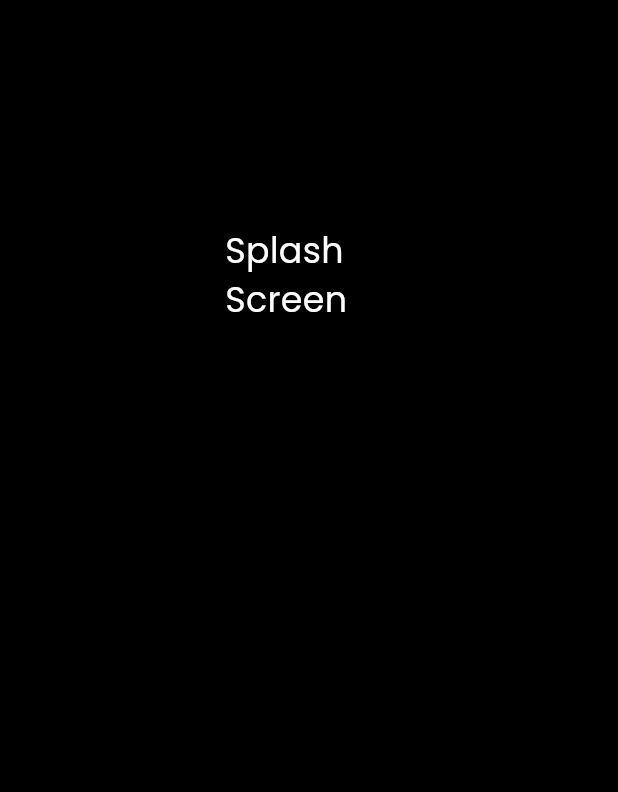
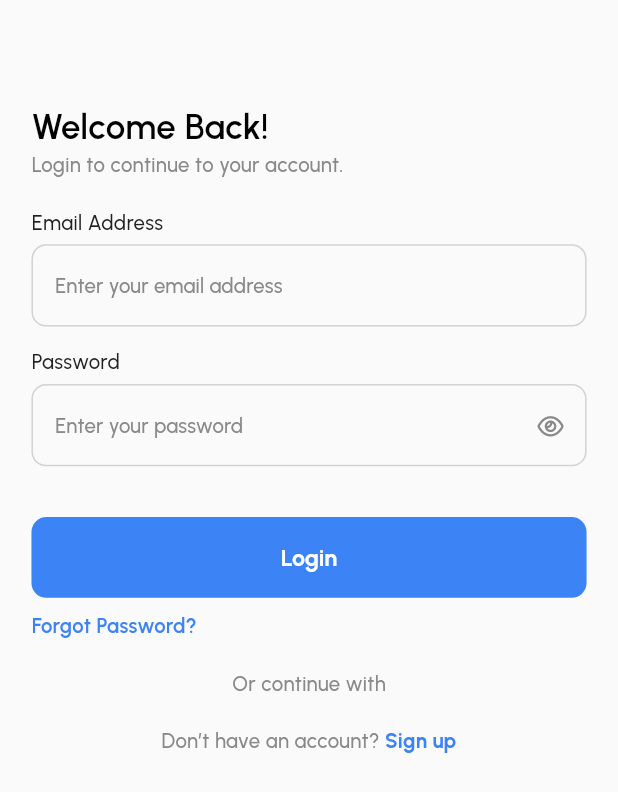
Before and after one commit to Hassaan-Rajwani/Fix-Master, a Flutter app: the screen it shows after launch, on a phone screen of 412 x 824 dp. Shown: the top 792 px of the screen. Run offline on Flutter 3.47's test engine with Material 3 defaults, Android fonts, the phone set to English and light mode, and no system bars; our stand-ins replace flutter_screenutil, font_awesome_flutter, get, google_fonts.

Commit message:
fix: changes

```diff
--- /dev/null
+++ b/lib/pages/auth/login_screen.dart
@@ -0,0 +1,131 @@
+import 'package:fix_master/utils/color_constant.dart';
+import 'package:fix_master/utils/font_constant.dart';
+import 'package:fix_master/widgets/app_button.dart';
+import 'package:fix_master/widgets/app_input.dart';
+import 'package:flutter/material.dart';
+import 'package:flutter_screenutil/flutter_screenutil.dart';
+
+class LoginScreen extends StatefulWidget {
+  const LoginScreen({super.key});
+
+  @override
+  State<LoginScreen> createState() => _LoginScreenState();
+}
+
+class _LoginScreenState extends State<LoginScreen> {
+  @override
+  Widget build(BuildContext context) {
+    return Scaffold(
+      body: Container(
+        padding: EdgeInsets.only(top: 70.h),
+        margin: EdgeInsets.symmetric(horizontal: 20.w),
+        child: SingleChildScrollView(
+          child: Column(
+            crossAxisAlignment: CrossAxisAlignment.start,
+            children: [
+              Text(
+                'Welcome Back!',
+                style: appFont(
+                  fontWeight: FontWeight.w600,
+                  fontSize: 24,
+                  color: Colors.black,
+                ),
+              ),
+              Text(
+                'Login to continue to your account.',
+                style: appFont(
+                  fontWeight: FontWeight.w500,
+                  color: AppColor.secondaryTextColor,
+                ),
+              ),
+              20.verticalSpace,
+              // Obx(
+              //   () =>
+              AppInput(
+                label: 'Email Address',
+                placeHolder: 'Enter your email address',
+                horizontalMargin: 0,
+                // controller: sc.emailController.value,
+                // validator: (email) => emailValidator(email!),
+              ),
+              // ),
+              // Obx(
+              //   () =>
+              AppInput(
+                label: 'Password',
+                placeHolder: 'Enter your password',
+                horizontalMargin: 0,
+                showPasswordIcon: true,
+                // obscureText: sc.showPassword.value,
+                // onTap: sc.toggleShowPassword,
+                // controller: sc.passwordController.value,
+                // validator: (password) => passwordValidator(password.toString()),
+              ),
+              // ),
+              20.verticalSpace,
+              AppButton(
+                text: 'Login',
+                horizontalMargin: 0,
+                onPress: () {
+                  // sc.onLogin();
+                },
+              ),
+              10.verticalSpace,
+              GestureDetector(
+                onTap: () {
+                  // Get.to(() => ForgotPasswordScreen());
+                },
+                child: Text(
+                  'Forgot Password?',
+                  style: appFont(
+                    fontWeight: FontWeight.w600,
+                    color: AppColor.primaryColor,
+                  ),
+                ),
+              ),
+              20.verticalSpace,
+              Center(
+                child: Text(
+                  'Or continue with',
+                  style: appFont(
+                    fontWeight: FontWeight.w500,
+                    color: AppColor.secondaryTextColor,
+                  ),
+                ),
+              ),
+              20.verticalSpace,
+              Center(
+                child: GestureDetector(
+                  onTap: () {
+                    // Get.to(() => SignupScreen());
+                  },
+                  child: Text.rich(
+                    textAlign: TextAlign.center,
+                    TextSpan(
+                      children: [
+                        TextSpan(
+                          text: 'Don’t have an account? ',
+                          style: appFont(
+                            fontWeight: FontWeight.w500,
+                            color: AppColor.secondaryTextColor,
+                          ),
+                        ),
+                        TextSpan(
+                          text: 'Sign up',
+                          style: appFont(
+                            color: AppColor.primaryColor,
+                            fontWeight: FontWeight.bold,
+                          ),
+                        ),
+                      ],
+                    ),
+                  ),
+                ),
+              ),
+            ],
+          ),
+        ),
+      ),
+    );
+  }
+}
--- a/lib/pages/auth/splash_screen.dart
+++ b/lib/pages/auth/splash_screen.dart
@@ -1,5 +1,7 @@
+import 'package:fix_master/pages/auth/login_screen.dart';
 import 'package:flutter/material.dart';
 import 'package:flutter_screenutil/flutter_screenutil.dart';
+import 'package:get/get.dart';
 
 class SplashScreen extends StatefulWidget {
   const SplashScreen({super.key});
@@ -10,17 +12,49 @@ class SplashScreen extends StatefulWidget {
 
 class _SplashScreenState extends State<SplashScreen> {
   @override
+  initState() {
+    super.initState();
+    changeScreen();
+  }
+
+  changeScreen() async {
+    // final isToken = await getDataFromStorage(StorageKeys.token);
+    // Future.delayed(
+    //   Duration(milliseconds: 1000),
+    //   () async {
+    //     await getDataFromStorage(StorageKeys.onboardingDone).then((
+    //       value,
+    //     ) async {
+    //       if (value == 'true') {
+    //         if (isToken != null) {
+    //           GlobalVariable.jwtToken = isToken;
+    //           await sc.autoLogin();
+    //         } else {
+    //           Get.offAll(() => const TypeOfAcc());
+    //         }
+    //       } else {
+    //         Get.offAll(() => const OnboardingScreen());
+    //       }
+    //     });
+    //   },
+    // );
+
+    Future.delayed(const Duration(milliseconds: 1000), () {
+      Get.offAll(() => const LoginScreen());
+    });
+  }
+
+  @override
   Widget build(BuildContext context) {
     return Scaffold(
       body: Container(
         width: 1.sw,
         height: 1.sh,
-        color: Colors.black,
-        child: Padding(
-          padding: const EdgeInsets.all(150),
+        color: Colors.white,
+        child: Center(
           child: Text(
             'Splash Screen',
-            style: TextStyle(color: Colors.white, fontSize: 24.sp),
+            style: TextStyle(color: Colors.black, fontSize: 24.sp),
           ),
         ),
       ),
--- /dev/null
+++ b/lib/utils/color_constant.dart
@@ -0,0 +1,18 @@
+import 'package:flutter/cupertino.dart';
+
+class AppColor {
+  static const Color primaryColor = Color(0xff3C83F6);
+  static const Color secondaryColor = Color(0xffA8E6CF);
+  static const Color secondaryColor600 = Color(0xff99D1BC);
+  static const Color textColor = Color(0xff212121);
+  static const Color secondaryTextColor = Color(0xff898989);
+  static const Color bgColor = Color(0xffF5F7FA);
+  static const Color inputBorderColor = Color(0xffD2D2D2);
+  static const Color yellowColor = Color(0xffFFC300);
+  static const Color greenColor = Color(0xff16A34A);
+  static const Color blueColor = Color(0xff2196F3);
+  static const Color errorColor = Color(0xffE53935);
+  static const Color chatInputColor = Color(0xffEEEEEE);
+  static const Color whiteColor = Color(0xffffffff);
+  static const Color unSelectedColor = Color(0xff999999);
+}
--- /dev/null
+++ b/lib/utils/font_constant.dart
@@ -0,0 +1,22 @@
+import 'package:flutter/material.dart';
+import 'package:flutter_screenutil/flutter_screenutil.dart';
+import 'package:google_fonts/google_fonts.dart';
+import 'package:fix_master/utils/color_constant.dart';
+
+TextStyle appFont({
+  FontWeight fontWeight = FontWeight.normal,
+  double fontSize = 14.0,
+  Color color = AppColor.textColor,
+  TextDecoration decoration = TextDecoration.none,
+  Color decorationColor = AppColor.textColor,
+}) {
+  return GoogleFonts.urbanist(
+    textStyle: TextStyle(
+      fontWeight: fontWeight,
+      color: color,
+      fontSize: fontSize.sp,
+      decoration: decoration,
+      decorationColor: decorationColor,
+    ),
+  );
+}
--- /dev/null
+++ b/lib/widgets/app_button.dart
@@ -0,0 +1,100 @@
+import 'package:flutter/material.dart';
+import 'package:flutter_screenutil/flutter_screenutil.dart';
+import 'package:fix_master/utils/color_constant.dart';
+import 'package:fix_master/utils/font_constant.dart';
+
+class AppButton extends StatelessWidget {
+  const AppButton({
+    required this.text,
+    this.onPress,
+    this.backgroundColor = AppColor.primaryColor,
+    this.buttonLoader = false,
+    this.textColor = AppColor.whiteColor,
+    this.horizontalMargin = 20,
+    this.verticalMargin = 18,
+    this.minWidth = 390.0,
+    this.borderColor,
+    this.showIcon = false,
+    this.icon,
+    this.borderRadius = 10,
+    super.key,
+  });
+
+  final VoidCallback? onPress;
+  final String text;
+  final Color? backgroundColor;
+  final Color? textColor;
+  final bool? buttonLoader;
+  final double? horizontalMargin;
+  final double? verticalMargin;
+  final double? borderRadius;
+  final double minWidth;
+  final Color? borderColor;
+  final Widget? icon;
+  final bool? showIcon;
+
+  @override
+  Widget build(BuildContext context) {
+    return Container(
+      margin: EdgeInsets.symmetric(horizontal: horizontalMargin!.w),
+      decoration: BoxDecoration(
+        borderRadius: BorderRadius.circular(borderRadius!),
+      ),
+      child: LayoutBuilder(
+        builder: (BuildContext context, BoxConstraints constraints) {
+          return ElevatedButton(
+            style: ElevatedButton.styleFrom(
+              disabledBackgroundColor: backgroundColor,
+              backgroundColor: backgroundColor,
+              shape: RoundedRectangleBorder(
+                side: BorderSide(color: borderColor ?? Colors.transparent),
+                borderRadius: BorderRadius.circular(borderRadius!),
+              ),
+              textStyle: appFont(fontWeight: FontWeight.w700, fontSize: 16),
+              padding: EdgeInsets.symmetric(vertical: verticalMargin!.h),
+              elevation: 0,
+              minimumSize: Size(minWidth == 0 ? 0 : minWidth, 0),
+            ),
+            onPressed: buttonLoader! ? null : onPress,
+            child: buttonLoader!
+                ? const SizedBox(
+                    height: 20,
+                    width: 20,
+                    child: CircularProgressIndicator(color: Colors.white),
+                  )
+                : showIcon! == false
+                ? Padding(
+                    padding: EdgeInsets.symmetric(horizontal: 15.w),
+                    child: Text(
+                      text,
+                      style: appFont(
+                        fontWeight: FontWeight.w700,
+                        fontSize: 16,
+                        color: textColor!,
+                      ),
+                    ),
+                  )
+                : Padding(
+                    padding: EdgeInsets.symmetric(horizontal: 15.w),
+                    child: Row(
+                      mainAxisAlignment: MainAxisAlignment.center,
+                      children: [
+                        icon!,
+                        5.horizontalSpace,
+                        Text(
+                          text,
+                          style: appFont(
+                            fontSize: 16,
+                            fontWeight: FontWeight.w700,
+                            color: textColor!,
+                          ),
+                        ),
+                      ],
+                    ),
+                  ),
+          );
+        },
+      ),
+    );
+  }
+}
--- /dev/null
+++ b/lib/widgets/app_input.dart
@@ -0,0 +1,209 @@
+import 'package:flutter/material.dart';
+import 'package:flutter/services.dart';
+import 'package:flutter_screenutil/flutter_screenutil.dart';
+import 'package:font_awesome_flutter/font_awesome_flutter.dart';
+import 'package:fix_master/utils/color_constant.dart';
+import 'package:fix_master/utils/font_constant.dart';
+
+class AppInput extends StatelessWidget {
+  const AppInput({
+    required this.placeHolder,
+    this.error = '',
+    this.label = '',
+    this.keyboardType,
+    this.controller,
+    this.showPasswordIcon = false,
+    this.onTap,
+    this.obscureText = false,
+    this.validator,
+    this.enabled,
+    this.horizontalMargin = 20,
+    this.borderRadius = 10,
+    this.bottomMargin = 15,
+    this.verticalPadding = 18,
+    this.maxLines = 1,
+    this.maxLenght = 100,
+    this.prefixIcon,
+    this.postfixIcon,
+    this.onChanged,
+    this.onEnventSumbit,
+    this.textarea = true,
+    this.backColor,
+    this.inputWidth,
+    this.onInputTap,
+    this.minLine,
+    this.focusNode,
+    this.isCounterText = false,
+    this.isAutoFocus = false,
+    this.readOnly = false,
+    this.borderColor = AppColor.inputBorderColor,
+    this.focusborderColor = AppColor.primaryColor,
+    this.inputFormatters = const [],
+    super.key,
+  });
+
+  final String placeHolder;
+  final String? label;
+  final TextInputType? keyboardType;
+  final TextEditingController? controller;
+  final bool? showPasswordIcon;
+  final VoidCallback? onTap;
+  final bool? obscureText;
+  final String? Function(String?)? validator;
+  final void Function(String)? onChanged;
+  final void Function(String)? onEnventSumbit;
+  final bool? enabled;
+  final double? horizontalMargin;
+  final double? bottomMargin;
+  final double? verticalPadding;
+  final double? borderRadius;
+  final double? inputWidth;
+  final int? maxLines;
+  final int? maxLenght;
+  final Widget? prefixIcon;
+  final Widget? postfixIcon;
+  final String error;
+  final bool textarea;
+  final Color? backColor;
+  final bool isCounterText;
+  final bool isAutoFocus;
+  final Color? borderColor;
+  final Color? focusborderColor;
+  final VoidCallback? onInputTap;
+  final bool readOnly;
+  final FocusNode? focusNode;
+  final int? minLine;
+  final List<TextInputFormatter>? inputFormatters;
+
+  @override
+  Widget build(BuildContext context) {
+    final customInputDecoration = InputDecoration(
+      prefixIcon: prefixIcon,
+      counterText: isCounterText ? null : '',
+      filled: true,
+      fillColor: backColor ?? Colors.transparent,
+      hintText: placeHolder,
+      iconColor: const Color(0xFFD4DDE5),
+      contentPadding: EdgeInsets.symmetric(
+        horizontal: 15.w,
+        vertical: verticalPadding!.h,
+      ),
+      border: const OutlineInputBorder(),
+      focusedBorder: OutlineInputBorder(
+        borderSide: BorderSide(color: focusborderColor!),
+        borderRadius: BorderRadius.circular(borderRadius!.r),
+      ),
+      enabledBorder: OutlineInputBorder(
+        borderSide: BorderSide(color: borderColor!),
+        borderRadius: BorderRadius.circular(borderRadius!.r),
+      ),
+      errorBorder: OutlineInputBorder(
+        borderSide: const BorderSide(color: AppColor.errorColor),
+        borderRadius: BorderRadius.circular(8.r),
+      ),
+      focusedErrorBorder: OutlineInputBorder(
+        borderSide: const BorderSide(color: AppColor.errorColor),
+        borderRadius: BorderRadius.circular(8.r),
+      ),
+      hintStyle: appFont(
+        fontWeight: FontWeight.w500,
+        color: AppColor.secondaryTextColor,
+      ),
+      disabledBorder: OutlineInputBorder(
+        borderSide: const BorderSide(color: Colors.grey),
+        borderRadius: BorderRadius.circular(8.r),
+      ),
+      suffixIcon: showPasswordIcon!
+          ? InkWell(
+              onTap: onTap,
+              child: !obscureText!
+                  ? Icon(
+                      FontAwesomeIcons.eye,
+                      size: 16.sp,
+                      color: AppColor.secondaryTextColor,
+                    )
+                  : Icon(
+                      FontAwesomeIcons.eyeSlash,
+                      size: 16.sp,
+                      color: AppColor.secondaryTextColor,
+                    ),
+            )
+          : postfixIcon,
+      errorText: error.isEmpty ? null : error,
+      errorStyle: appFont(color: AppColor.errorColor, fontSize: 12.sp),
+      counterStyle: appFont(fontSize: 12.sp, color: Colors.white),
+      errorMaxLines: 2,
+    );
+
+    return Container(
+      width: inputWidth,
+      margin: EdgeInsets.fromLTRB(
+        horizontalMargin!.w,
+        0,
+        horizontalMargin!.w,
+        bottomMargin!.h,
+      ),
+      child: Column(
+        crossAxisAlignment: CrossAxisAlignment.start,
+        children: [
+          if (label! == '')
+            Container()
+          else
+            Text(label!, style: appFont(fontWeight: FontWeight.w500)),
+          5.verticalSpace,
+          Container(
+            decoration: const BoxDecoration(
+              borderRadius: BorderRadius.all(Radius.circular(8)),
+            ),
+            child: minLine != null
+                ? TextFormField(
+                    inputFormatters: inputFormatters,
+                    focusNode: focusNode,
+                    readOnly: readOnly,
+                    onTap: onInputTap,
+                    onFieldSubmitted: onEnventSumbit,
+                    autofocus: isAutoFocus,
+                    style: appFont(
+                      fontWeight: FontWeight.w500,
+                      color: AppColor.primaryColor,
+                    ),
+                    keyboardType: keyboardType,
+                    controller: controller,
+                    onChanged: onChanged,
+                    decoration: customInputDecoration,
+                    obscureText: obscureText!,
+                    validator: validator,
+                    autovalidateMode: AutovalidateMode.onUnfocus,
+                    enabled: enabled,
+                    maxLines: maxLines,
+                    maxLength: maxLenght,
+                    minLines: 1,
+                  )
+                : TextFormField(
+                    inputFormatters: inputFormatters,
+                    focusNode: focusNode,
+                    readOnly: readOnly,
+                    onTap: onInputTap,
+                    onFieldSubmitted: onEnventSumbit,
+                    autofocus: isAutoFocus,
+                    style: appFont(
+                      fontWeight: FontWeight.w500,
+                      color: AppColor.primaryColor,
+                    ),
+                    keyboardType: keyboardType,
+                    controller: controller,
+                    onChanged: onChanged,
+                    decoration: customInputDecoration,
+                    obscureText: obscureText!,
+                    validator: validator,
+                    autovalidateMode: AutovalidateMode.onUnfocus,
+                    enabled: enabled,
+                    maxLines: maxLines,
+                    maxLength: maxLenght,
+                  ),
+          ),
+        ],
+      ),
+    );
+  }
+}
--- a/pubspec.yaml
+++ b/pubspec.yaml
@@ -15,6 +15,7 @@ dependencies:
   google_fonts: ^6.3.2
   flutter_screenutil: ^5.9.3
   get: ^4.7.3
+  font_awesome_flutter: ^10.9.1
 
 dev_dependencies:
   flutter_test:
```
Also changed, not shown: pubspec.lock, 9 other files.
